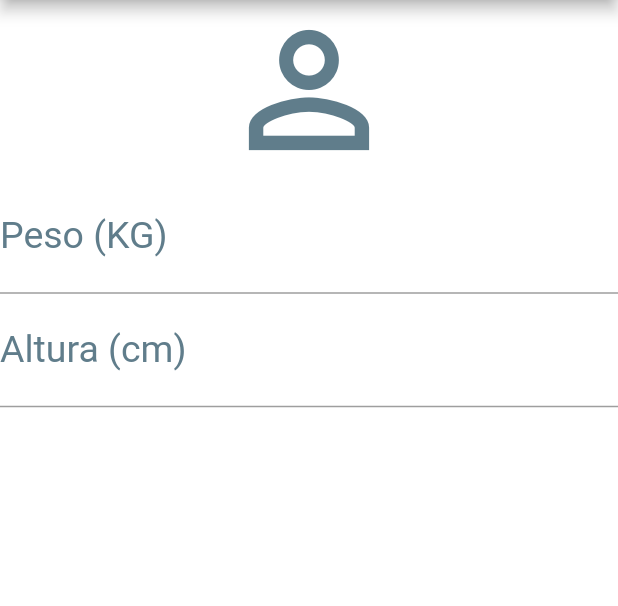
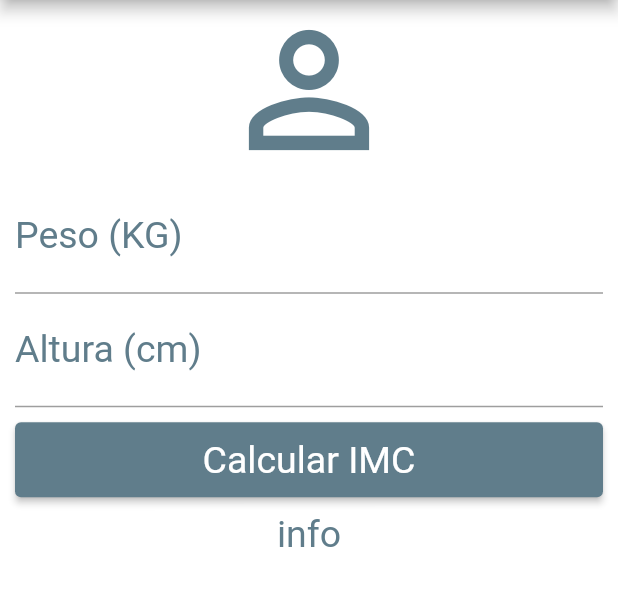
Before and after one commit to betocoutinho/calculadora_imc, a Flutter app: the screen it shows after launch, on a phone screen of 412 x 824 dp, the part 84-690 px from its top. Run offline on Flutter 3.47's test engine with Material 2 defaults, Android fonts, the phone set to English and light mode, and no system bars.

Commit message:
Aplicação do scrollview e formatações do botão.

```diff
--- a/lib/main.dart
+++ b/lib/main.dart
@@ -1,8 +1,11 @@
 import 'package:flutter/cupertino.dart';
 import 'package:flutter/material.dart';
-void main(){
-  runApp(MaterialApp(title: "Calculadora IMC",
-    home: Home(),));
+
+void main() {
+  runApp(MaterialApp(
+    title: "Calculadora IMC",
+    home: Home(),
+  ));
 }
 
 class Home extends StatefulWidget {
@@ -20,21 +23,20 @@ class _HomeState extends State<Home> {
           title: Text("Calculadora IMC"),
           centerTitle: true,
           backgroundColor: Colors.blueGrey,
-        actions: [
-          IconButton(onPressed: (){}, icon: Icon(Icons.refresh))
-        ],
+          actions: [IconButton(onPressed: () {}, icon: Icon(Icons.refresh))],
         ),
         backgroundColor: Colors.white,
-      body: Column(
+        body: SingleChildScrollView(
+          padding: EdgeInsets.fromLTRB(10.0, 0.0, 10.0, 0),
+          child: Column(
             crossAxisAlignment: CrossAxisAlignment.stretch,
-        children: const [
+            children: [
               Icon(Icons.person_outline, size: 120.0, color: Colors.blueGrey),
               TextField(
                 keyboardType: TextInputType.number,
                 decoration: InputDecoration(
                     labelText: "Peso (KG)",
-              labelStyle: TextStyle(color: Colors.blueGrey)
-            ),
+                    labelStyle: TextStyle(color: Colors.blueGrey)),
                 textAlign: TextAlign.center,
                 style: TextStyle(color: Colors.blueGrey, fontSize: 25.0),
               ),
@@ -42,13 +44,32 @@ class _HomeState extends State<Home> {
                 keyboardType: TextInputType.number,
                 decoration: InputDecoration(
                     labelText: "Altura (cm)",
-                labelStyle: TextStyle(color: Colors.blueGrey)
-            ),
+                    labelStyle: TextStyle(color: Colors.blueGrey)),
                 textAlign: TextAlign.center,
                 style: TextStyle(color: Colors.blueGrey, fontSize: 25.0),
+              ),
+              Padding(
+                padding: EdgeInsets.only(top: 10.0, bottom: 10.0),
+                child: Container(
+                  height: 50.0,
+                  child: ElevatedButton(
+                    onPressed: () {},
+                    child: Text("Calcular IMC"),
+                    style: ButtonStyle(
+                        backgroundColor:
+                            MaterialStateProperty.all<Color>(Colors.blueGrey),
+                        textStyle: MaterialStateProperty.all<TextStyle>(
+                            TextStyle(color: Colors.white, fontSize: 25.0))),
+                  ),
+                ),
+              ),
+              Text(
+                "info",
+                style: TextStyle(color: Colors.blueGrey, fontSize: 25.0),
+                textAlign: TextAlign.center,
               )
             ],
           ),
-    );
+        ));
   }
 }
```
Lines whose indentation alone changed are shown as unchanged.
